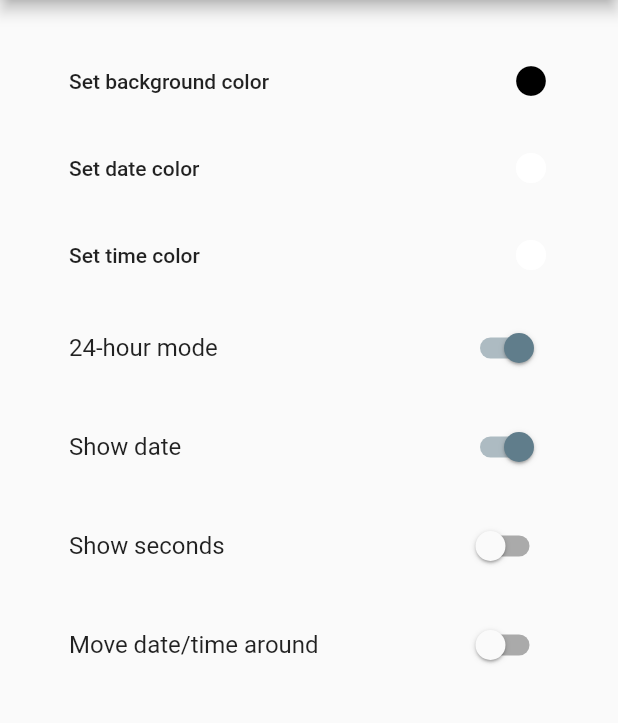
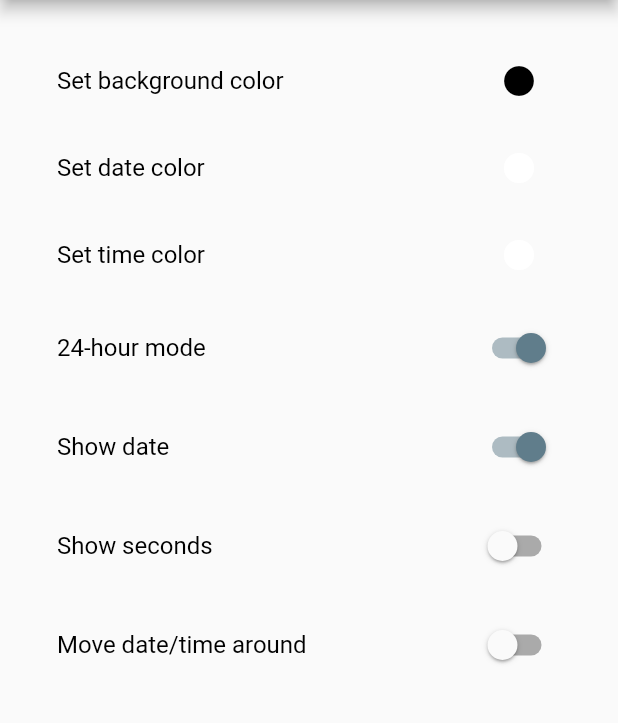
Before and after one commit to ys27/AlwaysOnClock, a Flutter app: the screen it shows after launch, on a phone screen of 412 x 824 dp, the part 84-807 px from its top. Run offline on Flutter 3.47's test engine with Material 2 defaults, Android fonts, the phone set to English and light mode, and no system bars; our stand-ins replace flutter_colorpicker, sqflite, wakelock; accounts and stored records are empty; Roboto replaces fonts that are missing (Andika).

Commit message:
Upgraded flutter and migration, fixed full screen mode

```diff
--- a/lib/main.dart
+++ b/lib/main.dart
@@ -1,6 +1,6 @@
-import 'package:AlwaysOnClock/models/settings.dart';
-import 'package:AlwaysOnClock/pages/settingsPage.dart';
-import 'package:AlwaysOnClock/services/database.dart';
+import 'package:always_on_clock/models/settings.dart';
+import 'package:always_on_clock/pages/settingsPage.dart';
+import 'package:always_on_clock/services/database.dart';
 import 'package:flutter/material.dart';
 
 void main() => runApp(App());
--- a/lib/pages/settingsPage.dart
+++ b/lib/pages/settingsPage.dart
@@ -1,13 +1,13 @@
-import 'package:AlwaysOnClock/models/settings.dart';
-import 'package:AlwaysOnClock/pages/clockPage.dart';
-import 'package:AlwaysOnClock/services/database.dart';
-import 'package:AlwaysOnClock/shared/HexColor.dart';
-import 'package:AlwaysOnClock/shared/components.dart';
-import 'package:AlwaysOnClock/shared/styles.dart';
+import 'package:always_on_clock/models/settings.dart';
+import 'package:always_on_clock/pages/clockPage.dart';
+import 'package:always_on_clock/services/database.dart';
+import 'package:always_on_clock/shared/HexColor.dart';
+// import 'package:always_on_clock/shared/components.dart';
+import 'package:always_on_clock/shared/styles.dart';
 import 'package:flutter/material.dart';
-import 'package:flutter/services.dart';
+// import 'package:flutter/services.dart';
 import 'package:flutter_colorpicker/flutter_colorpicker.dart';
-import 'package:intl/intl.dart';
+// import 'package:intl/intl.dart';
 
 class SettingsPage extends StatefulWidget {
   final Settings settings;
@@ -24,11 +24,11 @@ class _SettingsPageState extends State<SettingsPage> {
   final _dateFormatController = TextEditingController();
   final _timeFormatController = TextEditingController();
 
-  final FocusNode _dateFormatFocus = new FocusNode();
-  final FocusNode _timeFormatFocus = new FocusNode();
+  // final FocusNode _dateFormatFocus = new FocusNode();
+  // final FocusNode _timeFormatFocus = new FocusNode();
 
-  bool _isDateFormatInFocus = false;
-  bool _isTimeFormatInFocus = false;
+  // bool _isDateFormatInFocus = false;
+  // bool _isTimeFormatInFocus = false;
 
   Color _backgroundcolor;
   Color _datecolor;
@@ -37,8 +37,8 @@ class _SettingsPageState extends State<SettingsPage> {
   bool _showDate;
   bool _showSeconds;
   bool _isMoving;
-  String _customDateFormat;
-  String _customTimeFormat;
+  // String _customDateFormat;
+  // String _customTimeFormat;
 
   @override
   void initState() {
@@ -50,22 +50,22 @@ class _SettingsPageState extends State<SettingsPage> {
     _showDate = widget.settings.showDate;
     _showSeconds = widget.settings.showSeconds;
     _isMoving = widget.settings.isMoving;
-    _customDateFormat = widget.settings.customDateFormat;
-    _customTimeFormat = widget.settings.customTimeFormat;
+    // _customDateFormat = widget.settings.customDateFormat;
+    // _customTimeFormat = widget.settings.customTimeFormat;
 
     _dateFormatController.text = widget.settings.customDateFormat;
     _timeFormatController.text = widget.settings.customTimeFormat;
 
-    _dateFormatFocus.addListener(_checkFocus);
-    _timeFormatFocus.addListener(_checkFocus);
+    // _dateFormatFocus.addListener(_checkFocus);
+    // _timeFormatFocus.addListener(_checkFocus);
   }
 
-  void _checkFocus() {
-    setState(() {
-      _isDateFormatInFocus = _dateFormatFocus.hasFocus;
-      _isTimeFormatInFocus = _timeFormatFocus.hasFocus;
-    });
-  }
+  // void _checkFocus() {
+  //   setState(() {
+  //     _isDateFormatInFocus = _dateFormatFocus.hasFocus;
+  //     _isTimeFormatInFocus = _timeFormatFocus.hasFocus;
+  //   });
+  // }
 
   @override
   Widget build(BuildContext context) {
@@ -97,16 +97,19 @@ class _SettingsPageState extends State<SettingsPage> {
               // Text('fonts'),
               // Text('Only on at certain times - can I turn back on?'),
               SizedBox(height: 10.0),
-              FlatButton(
+              TextButton(
+                child: Padding(
+                  padding: const EdgeInsets.only(right: 16.0),
                   child: Row(
                     mainAxisAlignment: MainAxisAlignment.spaceBetween,
                     children: <Widget>[
-                    Text('Set background color'),
+                      settingsText('Set background color'),
                       Icon(
                         Icons.brightness_1,
                         color: _backgroundcolor,
                       ),
                     ],
+                  ),
                 ),
                 onPressed: () async {
                   Color color = await showDialog(
@@ -129,16 +132,19 @@ class _SettingsPageState extends State<SettingsPage> {
                 },
               ),
               SizedBox(height: 10.0),
-              FlatButton(
+              TextButton(
+                child: Padding(
+                  padding: const EdgeInsets.only(right: 16.0),
                   child: Row(
                     mainAxisAlignment: MainAxisAlignment.spaceBetween,
                     children: <Widget>[
-                    Text('Set date color'),
+                      settingsText('Set date color'),
                       Icon(
                         Icons.brightness_1,
                         color: _datecolor,
                       ),
                     ],
+                  ),
                 ),
                 onPressed: () async {
                   Color color = await showDialog(
@@ -161,16 +167,19 @@ class _SettingsPageState extends State<SettingsPage> {
                 },
               ),
               SizedBox(height: 10.0),
-              FlatButton(
+              TextButton(
+                child: Padding(
+                  padding: const EdgeInsets.only(right: 16.0),
                   child: Row(
                     mainAxisAlignment: MainAxisAlignment.spaceBetween,
                     children: <Widget>[
-                    Text('Set time color'),
+                      settingsText('Set time color'),
                       Icon(
                         Icons.brightness_1,
                         color: _timecolor,
                       ),
                     ],
+                  ),
                 ),
                 onPressed: () async {
                   Color color = await showDialog(
@@ -194,8 +203,9 @@ class _SettingsPageState extends State<SettingsPage> {
               ),
               SizedBox(height: 10.0),
               SwitchListTile(
-                  title: Text('24-hour mode'),
+                  title: settingsText('24-hour mode'),
                   value: _is24Hr,
+                  contentPadding: EdgeInsets.symmetric(horizontal: 8.0),
                   onChanged: (val) {
                     setState(() => _is24Hr = val);
                     LocalDB().updateSettings(
@@ -204,8 +214,9 @@ class _SettingsPageState extends State<SettingsPage> {
                   }),
               SizedBox(height: 10.0),
               SwitchListTile(
-                  title: Text('Show date'),
+                  title: settingsText('Show date'),
                   value: _showDate,
+                  contentPadding: EdgeInsets.symmetric(horizontal: 8.0),
                   onChanged: (val) {
                     setState(() => _showDate = val);
                     LocalDB().updateSettings(
@@ -214,8 +225,9 @@ class _SettingsPageState extends State<SettingsPage> {
                   }),
               SizedBox(height: 10.0),
               SwitchListTile(
-                  title: Text('Show seconds'),
+                  title: settingsText('Show seconds'),
                   value: _showSeconds,
+                  contentPadding: EdgeInsets.symmetric(horizontal: 8.0),
                   onChanged: (val) {
                     setState(() => _showSeconds = val);
                     LocalDB().updateSettings(
@@ -224,8 +236,9 @@ class _SettingsPageState extends State<SettingsPage> {
                   }),
               SizedBox(height: 10.0),
               SwitchListTile(
-                  title: Text('Move date/time around'),
+                  title: settingsText('Move date/time around'),
                   value: _isMoving,
+                  contentPadding: EdgeInsets.symmetric(horizontal: 8.0),
                   onChanged: (val) {
                     setState(() => _isMoving = val);
                     LocalDB().updateSettings(
@@ -287,13 +300,13 @@ class _SettingsPageState extends State<SettingsPage> {
   }
 }
 
-extension on TextEditingController {
-  void safeClear() {
-    WidgetsBinding.instance.addPostFrameCallback((_) {
-      this.clear();
-    });
-  }
-}
+// extension on TextEditingController {
+//   void safeClear() {
+//     WidgetsBinding.instance.addPostFrameCallback((_) {
+//       this.clear();
+//     });
+//   }
+// }
 
 Widget colorPickerDialog(
     BuildContext context, Color currentColor, Color resetColor) {
@@ -315,16 +328,22 @@ Widget colorPickerDialog(
           Row(
             mainAxisAlignment: MainAxisAlignment.spaceAround,
             children: <Widget>[
-              RaisedButton(
-                color: Theme.of(context).accentColor,
+              ElevatedButton(
+                style: ButtonStyle(
+                  backgroundColor: MaterialStateProperty.all<Color>(
+                      Theme.of(context).accentColor),
+                ),
                 child: Text(
                   'Reset',
                   style: TextStyle(color: Colors.white),
                 ),
                 onPressed: () => Navigator.of(context).pop(resetColor),
               ),
-              RaisedButton(
-                color: Theme.of(context).primaryColor,
+              ElevatedButton(
+                style: ButtonStyle(
+                  backgroundColor: MaterialStateProperty.all<Color>(
+                      Theme.of(context).primaryColor),
+                ),
                 child: Text(
                   'Select',
                   style: TextStyle(color: Colors.white),
@@ -338,3 +357,11 @@ Widget colorPickerDialog(
     ),
   );
 }
+
+Widget settingsText(String text) {
+  return Text(
+    text,
+    style: TextStyle(
+        color: Colors.black, fontSize: 16, fontWeight: FontWeight.normal),
+  );
+}
--- a/lib/services/database.dart
+++ b/lib/services/database.dart
@@ -1,5 +1,5 @@
-import 'package:AlwaysOnClock/models/settings.dart';
-import 'package:AlwaysOnClock/shared/config.dart';
+import 'package:always_on_clock/models/settings.dart';
+import 'package:always_on_clock/shared/config.dart';
 import 'package:flutter/material.dart';
 import 'package:sqflite/sqflite.dart';
 
--- a/pubspec.yaml
+++ b/pubspec.yaml
@@ -1,4 +1,4 @@
-name: AlwaysOnClock
+name: always_on_clock
 description: A new Flutter project.
 
 # The following line prevents the package from being accidentally published to
```
Also changed, not shown: lib/pages/clockPage.dart (+3 -6 lines), pubspec.lock. Lines whose indentation alone changed are shown as unchanged.
